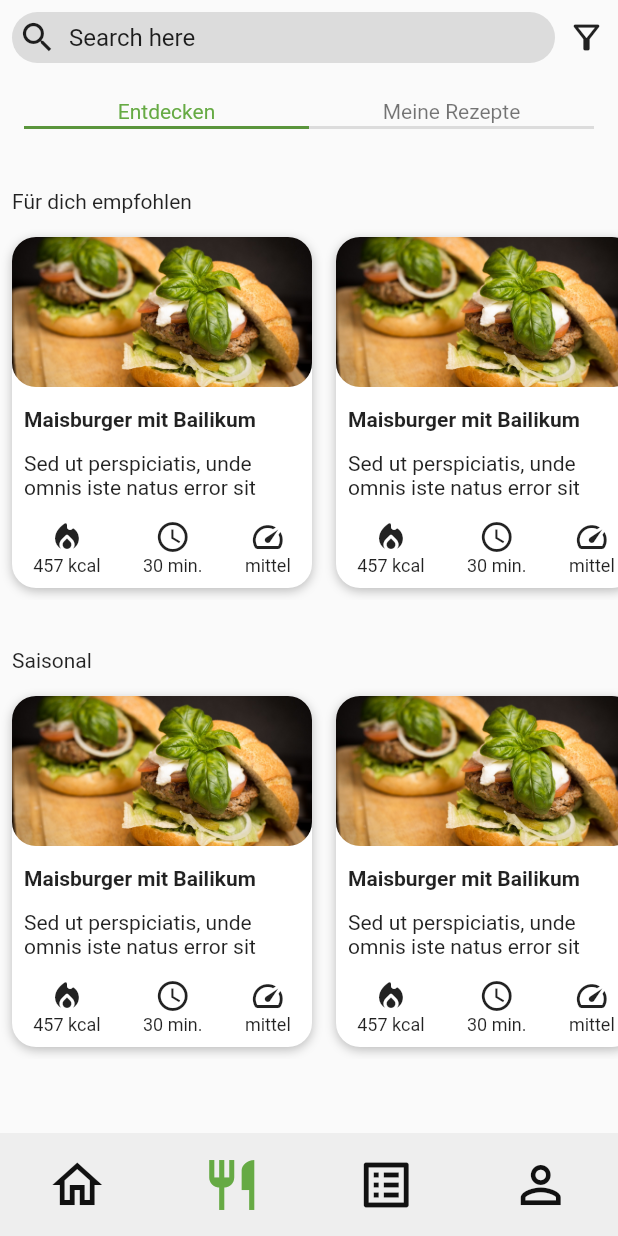
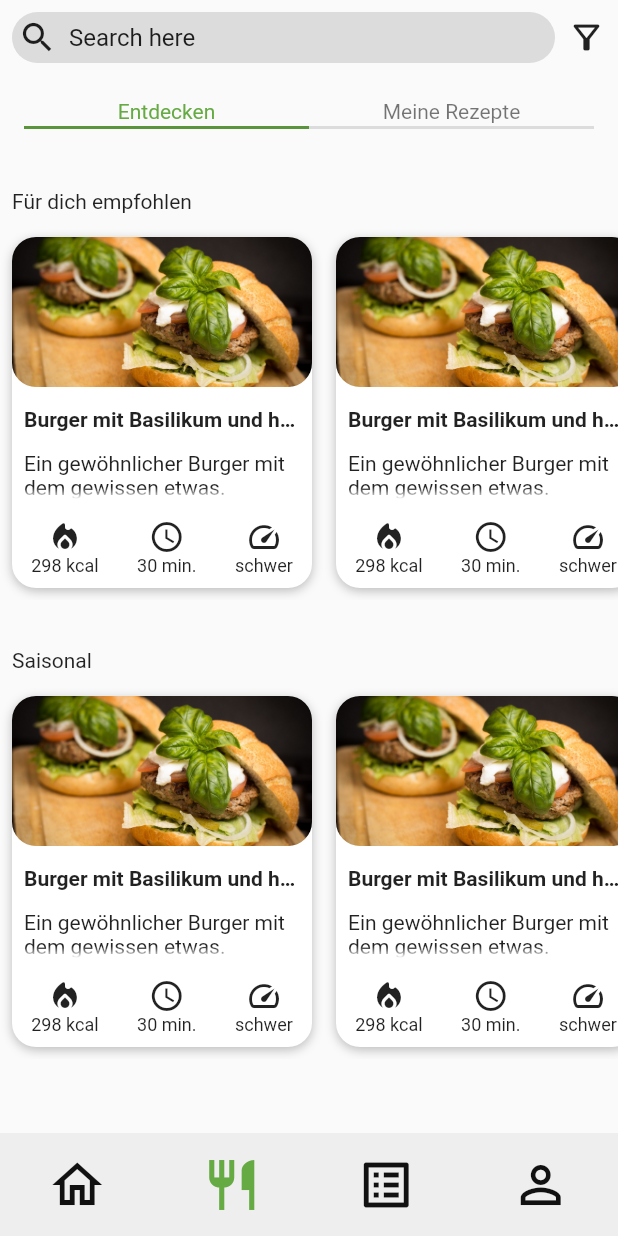
Before and after one commit to kit-recipe-app/front-end, a Flutter app: the screen it shows after launch, item 2 of the bottom bar chosen, on a phone screen of 412 x 824 dp. Run offline on Flutter 3.47's test engine with Material 2 defaults, Android fonts, the phone set to English and light mode, and no system bars.

Commit message:
renamed files and improved exploring page

```diff
--- a/flutter_frontend_recipes/lib/content_examples/recipe-examples.dart
+++ b/flutter_frontend_recipes/lib/content_examples/recipe-examples.dart
@@ -2,16 +2,33 @@ import 'package:flutter_frontend_recipes/types/ingredient.dart';
 import 'package:flutter_frontend_recipes/types/recipe.dart';
 
 class RecipeExamples {
-
-
-
-
   static RARecipe testRecipe1 = RARecipe(
     picture: 'assets/example_pictures/hamburger.jpg',
-    title: "Burger mit Basilikum",
+    title: "Burger mit Basilikum und heheh",
     description:
         "Ein gewöhnlicher Burger mit dem gewissen etwas. Basilikum verschönert nicht nur, sondern gibt dem Burger seinen ganz eigenen Character",
-    ingredients: [],
+    ingredients: [
+      RAIngredient(
+        name: "Basilikum",
+        unit: "Blatt",
+        amount: 16,
+        calories: 24,
+      ),
+      RAIngredient(
+        name: "Brot",
+        unit: "gramm",
+        amount: 200,
+        calories: 230,
+      ),
+      RAIngredient(
+        name: "Mais",
+        unit: "gramm",
+        amount: 100,
+        calories: 44,
+      ),
+    ],
     manual: [],
+    time: 30,
+    difficulty: "schwer",
   );
 }
--- a/flutter_frontend_recipes/lib/main.dart
+++ b/flutter_frontend_recipes/lib/main.dart
@@ -1,5 +1,5 @@
 import 'package:flutter/material.dart';
-import 'package:flutter_frontend_recipes/recipe-app.dart';
+import 'package:flutter_frontend_recipes/recipe_app.dart';
 
 void main() {
   runApp(const MyApp());
--- a/flutter_frontend_recipes/lib/pages/recipes/exploring-recipes.dart
+++ b/flutter_frontend_recipes/lib/pages/recipes/exploring_recipes.dart
@@ -1,4 +1,5 @@
 import 'package:flutter/material.dart';
+import 'package:flutter_frontend_recipes/content_examples/recipe-examples.dart';
 import 'package:flutter_frontend_recipes/pages/recipes/recipe_preview_exploring.dart';
 
 class RecipeAppExploringRecipes extends StatelessWidget {
@@ -21,10 +22,16 @@ class RecipeAppExploringRecipes extends StatelessWidget {
               child: ListView(
                 scrollDirection: Axis.horizontal,
                 padding: EdgeInsets.zero,
-                children: const [
-                  RecipeAppRecipePreviewExploring(),
-                  RecipeAppRecipePreviewExploring(),
-                  RecipeAppRecipePreviewExploring(),
+                children: [
+                  RecipeAppRecipePreviewExploring(
+                    recipe: RecipeExamples.testRecipe1,
+                  ),
+                  RecipeAppRecipePreviewExploring(
+                    recipe: RecipeExamples.testRecipe1,
+                  ),
+                  RecipeAppRecipePreviewExploring(
+                    recipe: RecipeExamples.testRecipe1,
+                  ),
                 ],
               ),
             ),
@@ -42,10 +49,16 @@ class RecipeAppExploringRecipes extends StatelessWidget {
               child: ListView(
                 scrollDirection: Axis.horizontal,
                 padding: EdgeInsets.zero,
-                children: const [
-                  RecipeAppRecipePreviewExploring(),
-                  RecipeAppRecipePreviewExploring(),
-                  RecipeAppRecipePreviewExploring(),
+                children: [
+                  RecipeAppRecipePreviewExploring(
+                    recipe: RecipeExamples.testRecipe1,
+                  ),
+                  RecipeAppRecipePreviewExploring(
+                    recipe: RecipeExamples.testRecipe1,
+                  ),
+                  RecipeAppRecipePreviewExploring(
+                    recipe: RecipeExamples.testRecipe1,
+                  ),
                 ],
               ),
             ),
--- a/flutter_frontend_recipes/lib/pages/recipes/main-page-recipes.dart
+++ b/flutter_frontend_recipes/lib/pages/recipes/main_page_recipes.dart
@@ -1,7 +1,7 @@
 import 'package:flutter/material.dart';
-import 'package:flutter_frontend_recipes/pages/recipes/exploring-recipes.dart';
-import 'package:flutter_frontend_recipes/pages/recipes/my-recipes-recipes.dart';
-import 'package:flutter_frontend_recipes/pages/recipes/top-navigation-recipes.dart';
+import 'package:flutter_frontend_recipes/pages/recipes/exploring_recipes.dart';
+import 'package:flutter_frontend_recipes/pages/recipes/my_recipes_recipes.dart';
+import 'package:flutter_frontend_recipes/pages/recipes/top_navigation_recipes.dart';
 
 class RecipeScreen extends StatefulWidget {
   const RecipeScreen({super.key});
--- a/flutter_frontend_recipes/lib/pages/recipes/recipe_preview_exploring.dart
+++ b/flutter_frontend_recipes/lib/pages/recipes/recipe_preview_exploring.dart
@@ -1,8 +1,10 @@
 import 'package:flutter/material.dart';
 import 'package:flutter_frontend_recipes/constants/icon_designs.dart';
+import 'package:flutter_frontend_recipes/types/recipe.dart';
 
 class RecipeAppRecipePreviewExploring extends StatelessWidget {
-  const RecipeAppRecipePreviewExploring({super.key});
+  RARecipe recipe;
+  RecipeAppRecipePreviewExploring({required this.recipe, super.key});
 
   @override
   Widget build(BuildContext context) {
@@ -28,69 +30,91 @@ class RecipeAppRecipePreviewExploring extends StatelessWidget {
           ClipRRect(
             borderRadius: BorderRadius.circular(16),
             child: Image.asset(
-              'assets/example_pictures/hamburger.jpg',
+              recipe.picture,
               width: 200,
               height: 100,
               fit: BoxFit.cover,
             ),
           ),
-          const Padding(
-            padding: EdgeInsets.fromLTRB(8, 0, 8, 0),
+          Padding(
+            padding: const EdgeInsets.fromLTRB(8, 0, 8, 0),
             child: Text(
-              "Maisburger mit Bailikum",
-              style: TextStyle(
+              recipe.title,
+              style: const TextStyle(
                 fontWeight: FontWeight.bold,
                 fontSize: 14,
               ),
+              maxLines: 1,
+              overflow: TextOverflow.ellipsis,
             ),
           ),
-          const Padding(
-            padding: EdgeInsets.fromLTRB(8, 0, 8, 0),
-            child: Text("Sed ut perspiciatis, unde omnis iste natus error sit"),
+          Padding(
+            padding: const EdgeInsets.fromLTRB(8, 0, 8, 0),
+            child: Text(
+              recipe.description,
+              maxLines: 2,
+              overflow: TextOverflow.fade,
+            ),
           ),
           Padding(
             padding: const EdgeInsets.fromLTRB(0, 0, 0, 8),
-            child: Row(
-              mainAxisAlignment: MainAxisAlignment.spaceAround,
-              children: [
+            child: getIconBar(),
+          )
+        ],
+      ),
+    );
+  }
+
+  Widget getIconBar() {
+    List<Widget> availableValues = [];
+    if (recipe.getCalories() != null) {
+      availableValues.add(
         Column(
           children: [
             Icon(RecipeAppIcons.calories),
-                    const Text(
-                      "457 kcal",
-                      style: TextStyle(
+            Text(
+              "${recipe.getCalories()} kcal",
+              style: const TextStyle(
                 fontSize: 12,
               ),
             ),
           ],
         ),
+      );
+    }
+    if (recipe.time != null) {
+      availableValues.add(
         Column(
           children: [
             Icon(RecipeAppIcons.timeIcon),
-                    const Text(
-                      "30 min.",
-                      style: TextStyle(
-                        fontSize: 12,
-                      ),
-                    )
-                  ],
-                ),
-                Column(
-                  children: [
-                    Icon(RecipeAppIcons.difficultyIcon),
-                    const Text(
-                      "mittel",
-                      style: TextStyle(
+            Text(
+              "${recipe.time} min.",
+              style: const TextStyle(
                 fontSize: 12,
               ),
             ),
           ],
         ),
-              ],
+      );
+    }
+    if (recipe.difficulty != null) {
+      availableValues.add(
+        Column(
+          children: [
+            Icon(RecipeAppIcons.difficultyIcon),
+            Text(
+              (recipe.difficulty != null) ? recipe.difficulty! : "",
+              style: const TextStyle(
+                fontSize: 12,
               ),
-          )
+            ),
           ],
         ),
       );
     }
+    return Row(
+      mainAxisAlignment: MainAxisAlignment.spaceAround,
+      children: availableValues,
+    );
   }
+}
--- a/flutter_frontend_recipes/lib/pages/recipes/top-navigation-recipes.dart
+++ b/flutter_frontend_recipes/lib/pages/recipes/top_navigation_recipes.dart
@@ -1,5 +1,5 @@
 import 'package:flutter/material.dart';
-import 'package:flutter_frontend_recipes/pages/recipes/navigation-switch-recipes.dart';
+import 'package:flutter_frontend_recipes/pages/recipes/navigation_switch_recipes.dart';
 import 'package:flutter_frontend_recipes/shared/search_bar.dart';
 
 class RecipeAppTopNavigation extends StatelessWidget {
--- a/flutter_frontend_recipes/lib/recipe-app.dart
+++ b/flutter_frontend_recipes/lib/recipe_app.dart
@@ -2,7 +2,7 @@ import 'package:flutter/material.dart';
 import 'package:flutter_frontend_recipes/constants/color_styles.dart';
 import 'package:flutter_frontend_recipes/layout/bottom_navigation_bar_recipe_app.dart';
 import 'package:flutter_frontend_recipes/pages/feed/main-page-feed.dart';
-import 'package:flutter_frontend_recipes/pages/recipes/main-page-recipes.dart';
+import 'package:flutter_frontend_recipes/pages/recipes/main_page_recipes.dart';
 import 'package:flutter_frontend_recipes/pages/shopping-lists/main-page-shopping-lists.dart';
 
 class RecipeApp extends StatefulWidget {
--- a/flutter_frontend_recipes/lib/types/recipe.dart
+++ b/flutter_frontend_recipes/lib/types/recipe.dart
@@ -20,7 +20,7 @@ class RARecipe {
       this.time,
       this.difficulty});
 
-  int getCalories() {
+  int? getCalories() {
     int summedCalories = 0;
     for (RAIngredient ingredient in ingredients) {
       summedCalories += ingredient.calories;
```
Also changed, not shown: flutter_frontend_recipes/lib/pages/recipes/my_recipes_recipes.dart (renamed from flutter_frontend_recipes/lib/pages/recipes/my-recipes-recipes.dart), flutter_frontend_recipes/lib/pages/recipes/navigation_switch_recipes.dart (renamed from flutter_frontend_recipes/lib/pages/recipes/navigation-switch-recipes.dart). Lines whose indentation alone changed are shown as unchanged.
